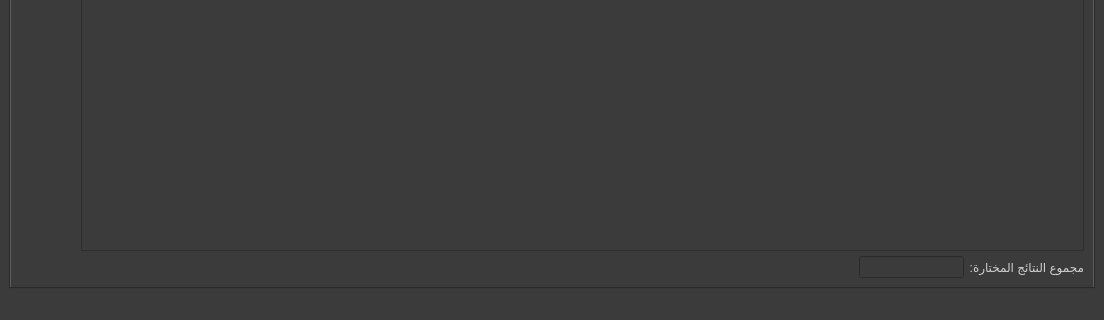
First picture: the form in gui/main_screen.ui, repository masalha-alaa/quran-counter, before the edit; both pictures show x 0 to 1104 and y 443 to 763 of the 1104 by 763 pixel window.
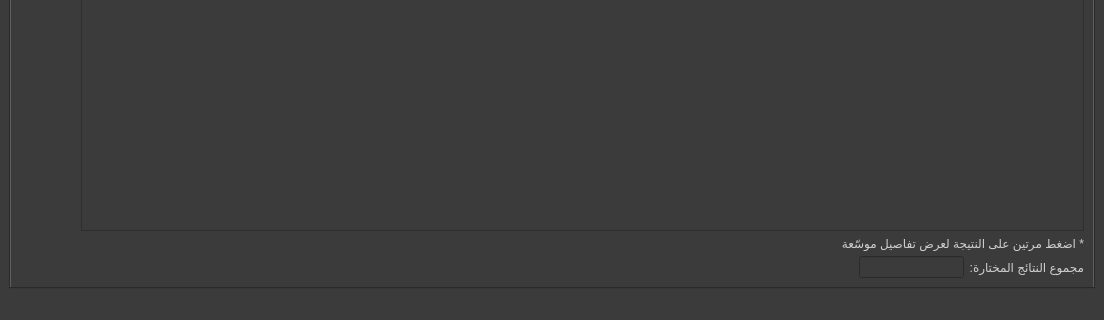
Second picture: the form after the edit. The open tabs and pages were chosen to show the change. Icons and pictures are not drawn.

```diff
--- a/gui/main_screen.ui
+++ b/gui/main_screen.ui
@@ -712,6 +712,16 @@
             </item>
            </layout>
           </item>
+          <item>
+           <widget class="QLabel" name="label_8">
+            <property name="styleSheet">
+             <string notr="true">font: italic 400 10pt &quot;Calibri&quot;;</string>
+            </property>
+            <property name="text">
+             <string>* اضغط مرتين على النتيجة لعرض تفاصيل موسّعة</string>
+            </property>
+           </widget>
+          </item>
           <item>
            <layout class="QHBoxLayout" name="horizontalLayout_13" stretch="1,1,8">
             <item>
```
Left out of the diff: 2 changed lines with no effect on the pictures.
